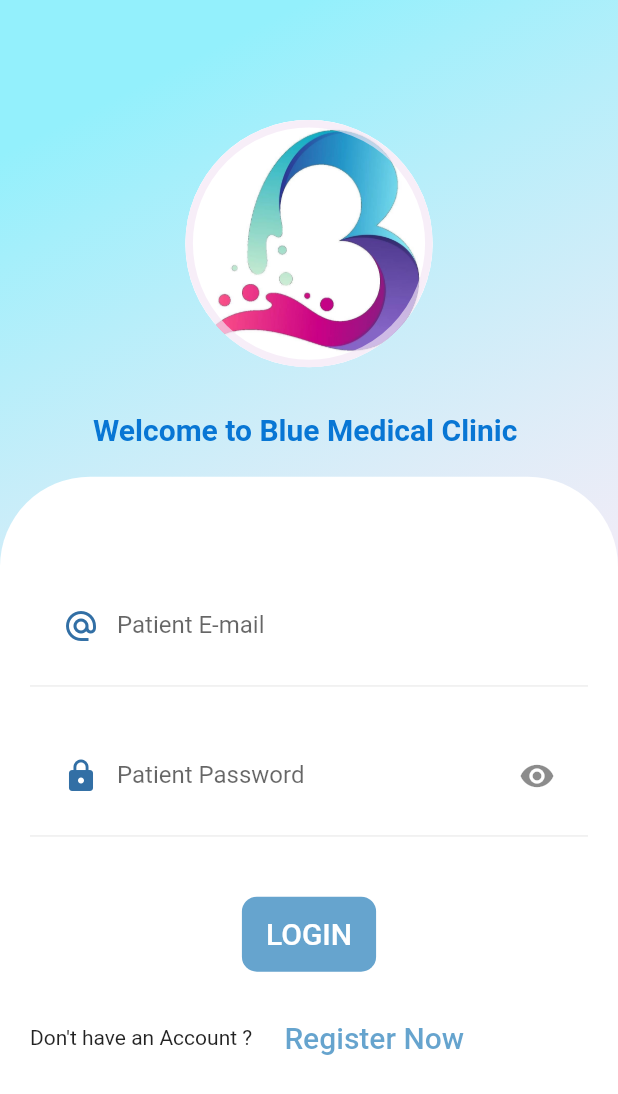
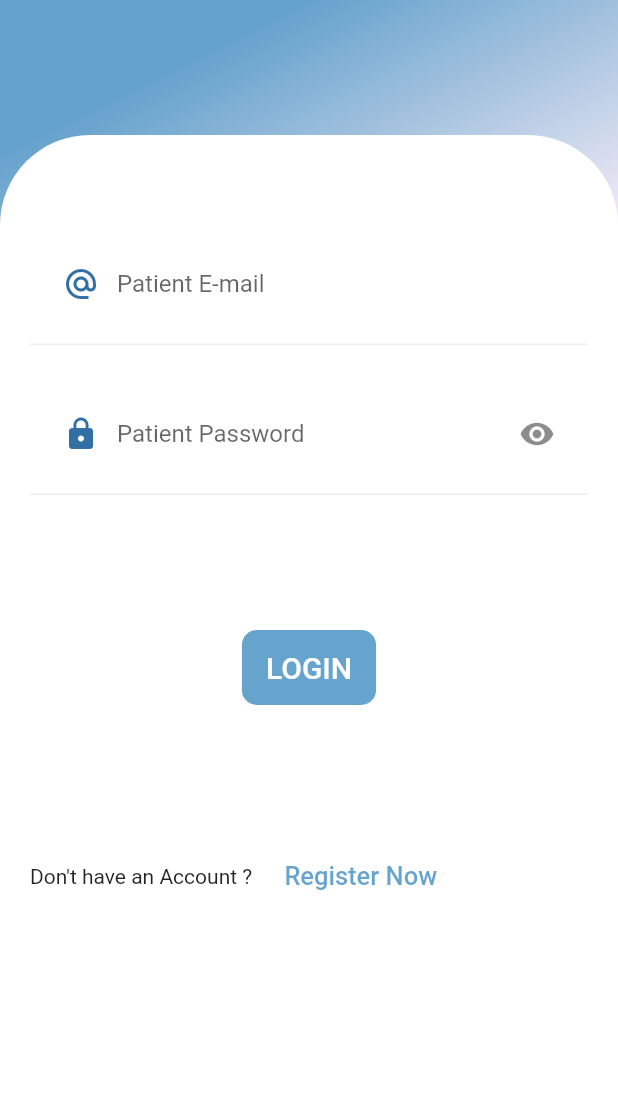
Before and after one commit to NohaAlsalem/Blue_MedicalClinic, a Flutter app: the PatientLoginScreen screen opened directly, on a phone screen of 412 x 824 dp. Shown: the top 1094 px of the screen. Run offline on Flutter 3.47's test engine with Material 2 defaults, Android fonts, the light colour scheme and no system bars; our stand-ins replace bloc, cloud_firestore, conditional_builder_null_safety, firebase_auth, firebase_core, flutter_bloc and 4 more; accounts and stored records are empty.

Commit message:
Add files via upload

```diff
--- a/lib/modules/user.type.screens/patient_screens/login_screen/login_screen.dart
+++ b/lib/modules/user.type.screens/patient_screens/login_screen/login_screen.dart
@@ -2,7 +2,6 @@
 import 'package:blue_medical_clinic/modules/user.type.screens/patient_screens/home_screen/home_screen.dart';
 import 'package:blue_medical_clinic/modules/user.type.screens/patient_screens/login_screen/cubit/cubit.dart';
 import 'package:blue_medical_clinic/modules/user.type.screens/patient_screens/login_screen/cubit/states.dart';
-import 'package:blue_medical_clinic/modules/user.type.screens/patient_screens/login_screen/input_files/header.dart';
 import 'package:blue_medical_clinic/modules/user.type.screens/patient_screens/register_screen/register_screen.dart';
 import 'package:blue_medical_clinic/shared/components/components.dart';
 import 'package:conditional_builder_null_safety/conditional_builder_null_safety.dart';
@@ -23,7 +22,7 @@ class PatientLoginScreen extends StatelessWidget {
       child: BlocConsumer<LoginPatientCubit, PatientLoginStates>(
         listener: (BuildContext context, state) {
           if (state is PatientLoginSuccessState) {
-            navigateAndFinish(const PatientHomeScreen(), context);
+            navigateAndFinish( PatientHomeScreen(), context);
           }
         },
         builder: (BuildContext context, Object? state) {
@@ -33,16 +32,17 @@ class PatientLoginScreen extends StatelessWidget {
               width: double.infinity,
               decoration: const BoxDecoration(
                 gradient: LinearGradient(begin: Alignment.topCenter, colors: [
+                  Color(0xAA1a76b5),
+                  Color(0xAAf3e5f5),
                   Color(0xff93f0fc),
-                  Color(0xAAf3e5f5),
                 ]),
               ),
               child: Form(
                 key: formKey,
                 child: Column(
                   children: <Widget>[
-                    const SizedBox(height: 50),
-                    const Header(),
+                    const SizedBox(height: 90),
+                   // const Header(),
                     Expanded(
                       child: Container(
                         decoration: const BoxDecoration(
@@ -131,7 +131,7 @@ class PatientLoginScreen extends StatelessWidget {
                                   ),
                                 ),
                                 const SizedBox(
-                                  height: 40,
+                                  height: 90,
                                 ),
                                 ConditionalBuilder(
                                     builder: (BuildContext context) =>
@@ -163,7 +163,7 @@ class PatientLoginScreen extends StatelessWidget {
                                           },
                                         )),
                                 const SizedBox(
-                                  height: 20,
+                                  height: 90,
                                 ),
                                 Row(
                                   children: [
@@ -175,7 +175,7 @@ class PatientLoginScreen extends StatelessWidget {
                                             PatientRegisterScreen(), context);
                                       },
                                       buttonText: 'Register Now',
-                                      fontSize: 20,
+                                      fontSize: 17,
                                     )
                                   ],
                                 ),
```
